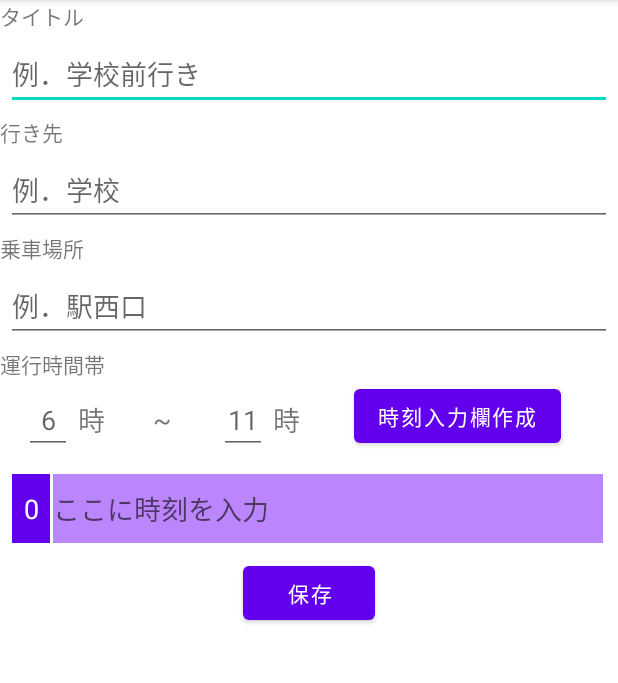
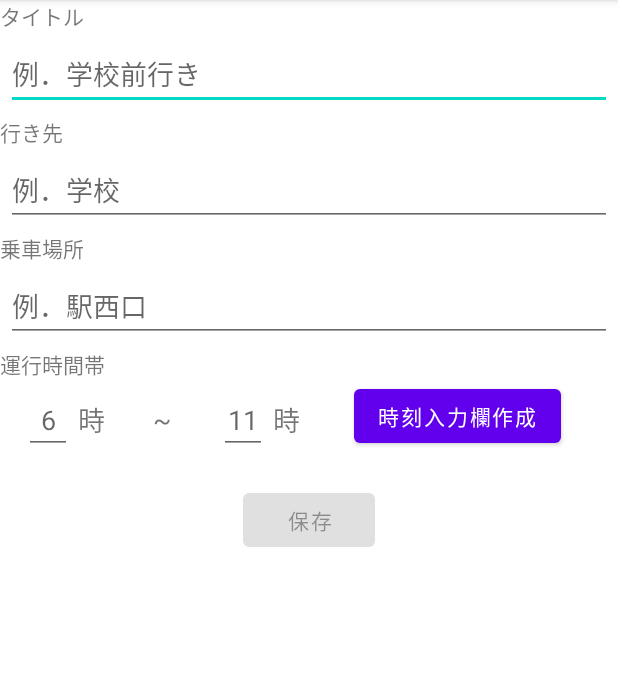
Before and after one commit to kaz-taka-1/BusScheduleMaker, an Android app: the NewSchedule screen opened directly, with no data from a screen before it, after a tap on "時刻入力欄作成", on a phone screen of 412 x 824 dp, the part 84-767 px from its top. Run offline under Robolectric (Android 15) with nearby library versions, the phone set to English and light mode, and no system bars.

Commit message:
NewSchedule　空欄登録不可の設定

```diff
--- a/app/src/main/java/com/websarva/wings/android/busschedulemaker/MainActivity.kt
+++ b/app/src/main/java/com/websarva/wings/android/busschedulemaker/MainActivity.kt
@@ -45,7 +45,7 @@ class MainActivity : AppCompatActivity() {
         return returnVal
     }
 
-    class ItemSelectedListener(context: Context,view1:View) :AdapterView.OnItemSelectedListener {
+    private class ItemSelectedListener(context: Context,view1:View) :AdapterView.OnItemSelectedListener {
         val context = context
         val view1 = view1
         var busScheduleId = 1
--- a/app/src/main/java/com/websarva/wings/android/busschedulemaker/NewSchedule.kt
+++ b/app/src/main/java/com/websarva/wings/android/busschedulemaker/NewSchedule.kt
@@ -4,6 +4,7 @@ import android.content.Intent
 import android.graphics.Color
 import androidx.appcompat.app.AppCompatActivity
 import android.os.Bundle
+import android.util.Log
 import android.view.View
 import android.view.ViewGroup
 import android.widget.*
@@ -30,17 +31,25 @@ class NewSchedule : AppCompatActivity() {
     //時刻入力欄作成ボタンをクリックした時の処理の記述
     private inner class screencreate(): View.OnClickListener{
         override fun onClick(view: View?) {
-            val etTitle = findViewById<EditText>(R.id.title).text.toString()
-            val etDestination = findViewById<EditText>(R.id.destination).text.toString()
-            val etBusStop = findViewById<EditText>(R.id.bus_stop).text.toString()
-            val etFirstTrainTime = findViewById<EditText>(R.id.first_train_time).text.toString().toInt()
-            val etLastTrainTime = findViewById<EditText>(R.id.last_train_time).text.toString().toInt()
+            val etTitle = findViewById<EditText>(R.id.title)
+            val title = etTitle.getText()
+            val etDestination = findViewById<EditText>(R.id.destination)
+            val destination = etDestination.getText()
+            val etBusStop = findViewById<EditText>(R.id.bus_stop)
+            val busStop = etBusStop.getText()
+            val etFirstTrainTime = findViewById<EditText>(R.id.first_train_time)
+            val firstTrainTime = etFirstTrainTime.getText()
+            val etLastTrainTime = findViewById<EditText>(R.id.last_train_time)
+            val lastTrainTime = etLastTrainTime.getText()
+            if(title.toString() == "" || destination.toString() == "" || busStop.toString() == "" || firstTrainTime.toString() == "" || lastTrainTime.toString() == "" ) {
+                Toast.makeText(this@NewSchedule,R.string.errormessage1,Toast.LENGTH_LONG).show()
 
+            }else{
                 val tableLayout = findViewById<View>(R.id.newScheduleLayout) as ViewGroup
                 tableLayout.removeAllViews()
                 var count = 0
                 editTextIds = mutableListOf()
-            for (i in  etFirstTrainTime until (etLastTrainTime + 1) ) {
+                for (i in etFirstTrainTime.text.toString().toInt() until (etLastTrainTime.text.toString().toInt() + 1)) {
                     val view = getLayoutInflater().inflate(R.layout.input_layout, tableLayout)
                     val tr = tableLayout.getChildAt(count) as TableRow
                     var tvHour = ((tr.getChildAt(0)) as TextView)
@@ -50,6 +59,9 @@ class NewSchedule : AppCompatActivity() {
                     editTextIds.add(ViewCompat.generateViewId())
                     minute.setId(editTextIds[count])
                     count++
+                }
+                val btnSave = findViewById<Button>(R.id.btnSave)
+                btnSave.isEnabled = true
             }
         }
     }
--- a/app/src/main/res/layout/activity_new_schedule.xml
+++ b/app/src/main/res/layout/activity_new_schedule.xml
@@ -143,6 +143,7 @@
         android:layout_width="wrap_content"
         android:layout_height="wrap_content"
         android:layout_gravity="center"
+        android:enabled="false"
         android:text="保存"
         />
 
--- a/app/src/main/res/values/strings.xml
+++ b/app/src/main/res/values/strings.xml
@@ -16,5 +16,6 @@
     <string name="et_last_train_time_hint">11</string>
     <string name="bt_thx_ng">キャンセル</string>
     <string name="bt_thx_ok">OK</string>
+    <string name="errormessage1">空欄があります。</string>
 
 </resources>
```
Lines whose indentation alone changed are shown as unchanged.
